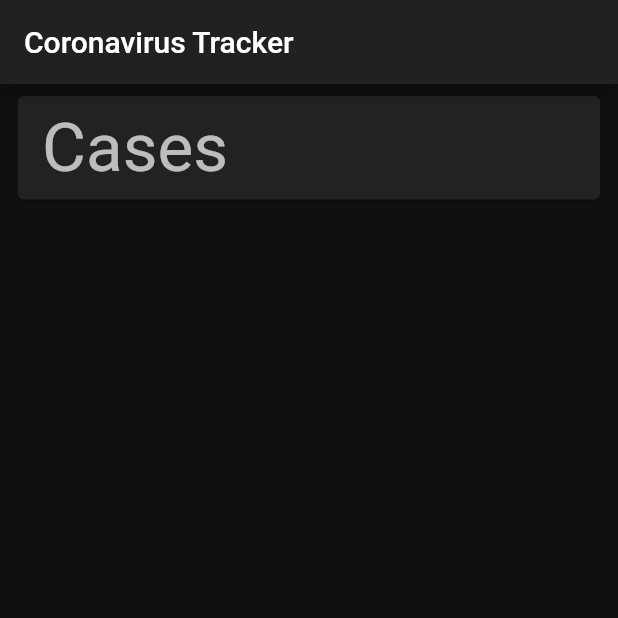
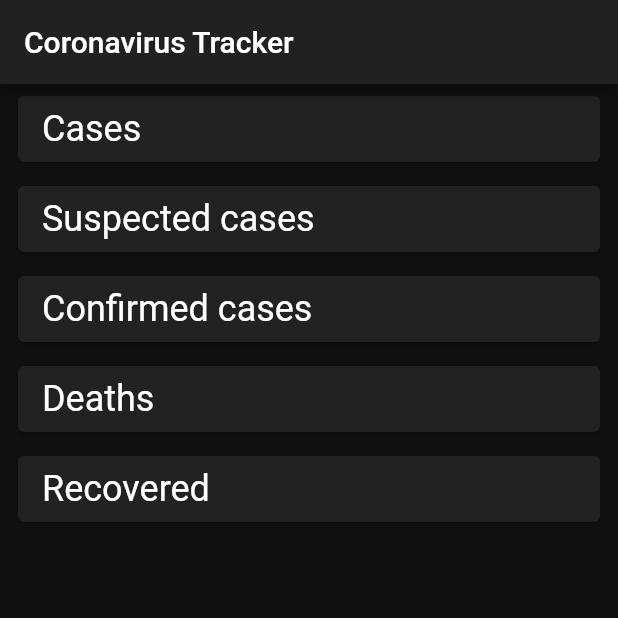
Before and after one commit to JAbozarOid/flutter_rest_api, a Flutter app: the screen it shows after launch, on a phone screen of 412 x 824 dp, the top half of it. Run offline on Flutter 3.47's test engine with Material 2 defaults, Android fonts, the phone set to English and light mode, and no system bars; network calls fail.

Commit message:
27_show_all_cards

```diff
--- a/lib/ui/dashboard.dart
+++ b/lib/ui/dashboard.dart
@@ -1,5 +1,6 @@
 import 'package:flutter/material.dart';
 import 'package:flutter_rest_api/app/repositories/data_repository.dart';
+import 'package:flutter_rest_api/app/repositories/endpoint_data.dart';
 import 'package:flutter_rest_api/app/services/api.dart';
 import 'package:flutter_rest_api/ui/endpoit_card.dart';
 import 'package:provider/provider.dart';
@@ -11,13 +12,13 @@ class Dashboard extends StatefulWidget {
 
 class _DashboardState extends State<Dashboard> {
   // we need to update the state, to do that we need state variable
-  int _cases;
+  EndpointData _endpointData;
 
   // loading the data from API
   Future<void> _updateData() async {
     final dataRepository = Provider.of<DataRepository>(context, listen: false);
-    final cases = await dataRepository.getEndpointData(Endpoint.cases);
-    setState(() => _cases = cases);
+    final endpointData = await dataRepository.getAllEndpointData();
+    setState(() => _endpointData = endpointData);
   }
 
   @override
@@ -38,9 +39,10 @@ class _DashboardState extends State<Dashboard> {
         onRefresh: _updateData,
         child: ListView(
           children: [
+            for(var endpoint in Endpoint.values)
             EndpointCard(
-              endpoint: Endpoint.cases,
-              value: _cases,
+              endpoint: endpoint,
+              value: _endpointData != null ? _endpointData.values[endpoint] : null,
             )
           ],
         ),
--- a/lib/ui/endpoit_card.dart
+++ b/lib/ui/endpoit_card.dart
@@ -6,6 +6,14 @@ class EndpointCard extends StatelessWidget {
   final int value;
 
   const EndpointCard({Key key, this.endpoint, this.value}) : super(key: key);
+
+  static Map<Endpoint, String> _cardTitles = {
+    Endpoint.cases: 'Cases',
+    Endpoint.casesSuspected: 'Suspected cases',
+    Endpoint.casesConfirmed: 'Confirmed cases',
+    Endpoint.deaths: 'Deaths',
+    Endpoint.recovered: 'Recovered'
+  };
 
   @override
   Widget build(BuildContext context) {
@@ -18,8 +26,8 @@ class EndpointCard extends StatelessWidget {
             mainAxisAlignment: MainAxisAlignment.spaceBetween,
             children: [
               Text(
-                'Cases',
-                style: Theme.of(context).textTheme.headline3,
+                _cardTitles[endpoint],
+                style: Theme.of(context).textTheme.headline5,
               ),
               // for the checking the value is null or not there two way
               // 1 this below line
```
